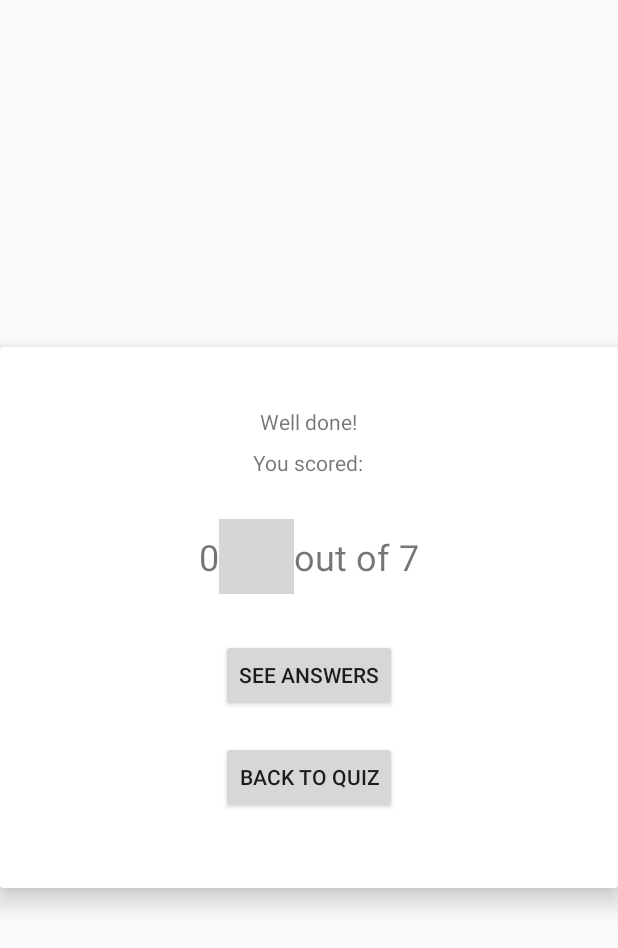
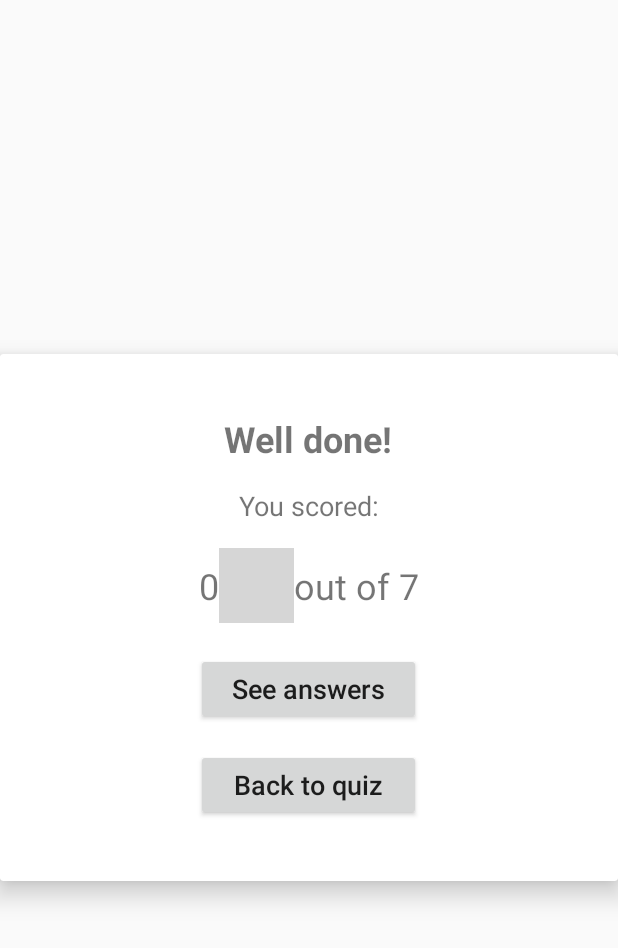
Before and after one commit to alanionita/GDS_QuizApp, an Android app: the fragment ResultsModal shown on its own in the app's theme, on a phone screen of 412 x 824 dp. Shown: the top 948 px of the screen. Run offline under Robolectric (Android 15) with nearby library versions, the phone set to English and light mode, and no system bars; 2 statements that could not run were skipped; grey boxes are pictures that could not be loaded.

Commit message:
adds further styles for buttons

```diff
--- a/app/src/main/res/layout/activity_main.xml
+++ b/app/src/main/res/layout/activity_main.xml
@@ -487,13 +487,14 @@
 
         <Button
             android:id="@+id/submit_button"
-            android:layout_width="wrap_content"
+            android:layout_width="150dp"
             android:layout_height="wrap_content"
-            android:layout_marginLeft="@dimen/questions_text_margin"
-            android:layout_marginTop="@dimen/questions_text_margin"
+            android:textSize="@dimen/subtitle_text_size"
+            android:layout_marginBottom="@dimen/cards_top_bottom_margin"
+            android:textAllCaps="false"
             android:text="@string/button_text"
             android:onClick="submitAnswers"
-            android:gravity="center_vertical"/>
+            android:layout_gravity="center"/>
 
     </LinearLayout>
 </ScrollView>
--- a/app/src/main/res/layout/results_modal.xml
+++ b/app/src/main/res/layout/results_modal.xml
@@ -25,12 +25,16 @@
                 android:layout_width="wrap_content"
                 android:layout_height="wrap_content"
                 android:text="@string/modal_main_text"
+                android:textStyle="bold"
+                android:textSize="@dimen/subtitle_text_size"
                 android:layout_marginBottom="8dp"/>
 
             <TextView
                 android:layout_width="wrap_content"
                 android:layout_height="wrap_content"
                 android:text="@string/modal_sub_text"
+                android:textSize="@dimen/questions_text_size"
+                android:layout_marginTop="8dp"
                 android:layout_marginBottom="8dp"/>
 
            <LinearLayout
@@ -38,14 +42,15 @@
                android:layout_height="wrap_content"
                android:orientation="horizontal"
                android:gravity="center"
-               android:layout_margin="20dp">
+               android:layout_marginTop="8dp"
+               android:layout_marginBottom="20dp">
 
                <TextView
                    android:id="@+id/guess"
                    android:layout_width="wrap_content"
                    android:layout_height="wrap_content"
                    android:text="0"
-                   android:textSize="24sp"/>
+                   android:textSize="@dimen/subtitle_text_size"/>
                <ImageView
                    android:layout_width="50dp"
                    android:layout_height="50dp"
@@ -55,24 +60,29 @@
                    android:layout_width="wrap_content"
                    android:layout_height="wrap_content"
                    android:text="out of 7"
-                   android:textSize="24sp"/>
+                   android:textSize="@dimen/subtitle_text_size"/>
            </LinearLayout>
 
            <Button
                android:id="@+id/answers_button"
-               android:layout_width="wrap_content"
+               android:layout_width="150dp"
                android:layout_height="wrap_content"
+               android:textSize="@dimen/questions_text_size"
+               android:textAllCaps="false"
+               android:textStyle="normal"
                android:text="See answers"
                android:onClick="onAnswersButtonClick"
-               android:layout_margin="10dp"/>
+               android:layout_marginBottom="8dp"/>
 
            <Button
                android:id="@+id/back_to_quiz_button"
-               android:layout_width="wrap_content"
+               android:layout_width="150dp"
                android:layout_height="wrap_content"
+               android:textSize="@dimen/questions_text_size"
+               android:textAllCaps="false"
+               android:textStyle="normal"
                android:text="Back to quiz"
-               android:layout_margin="10dp"/>
-
+               android:layout_marginTop="8dp"/>
 
         </LinearLayout>
 
```
